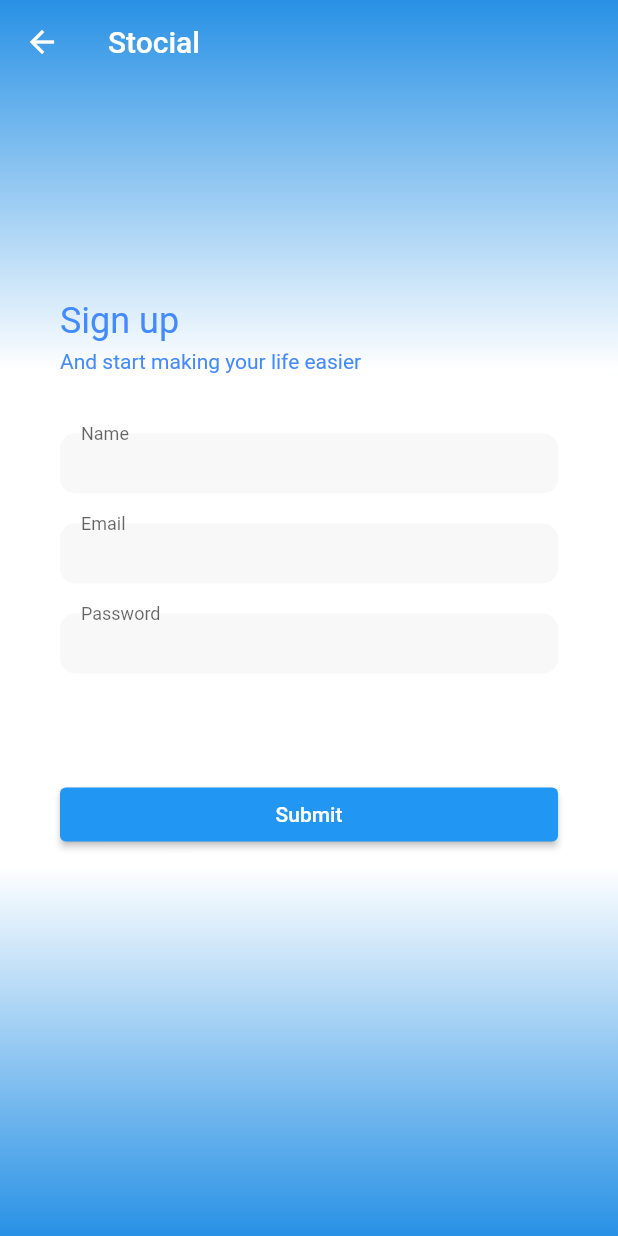
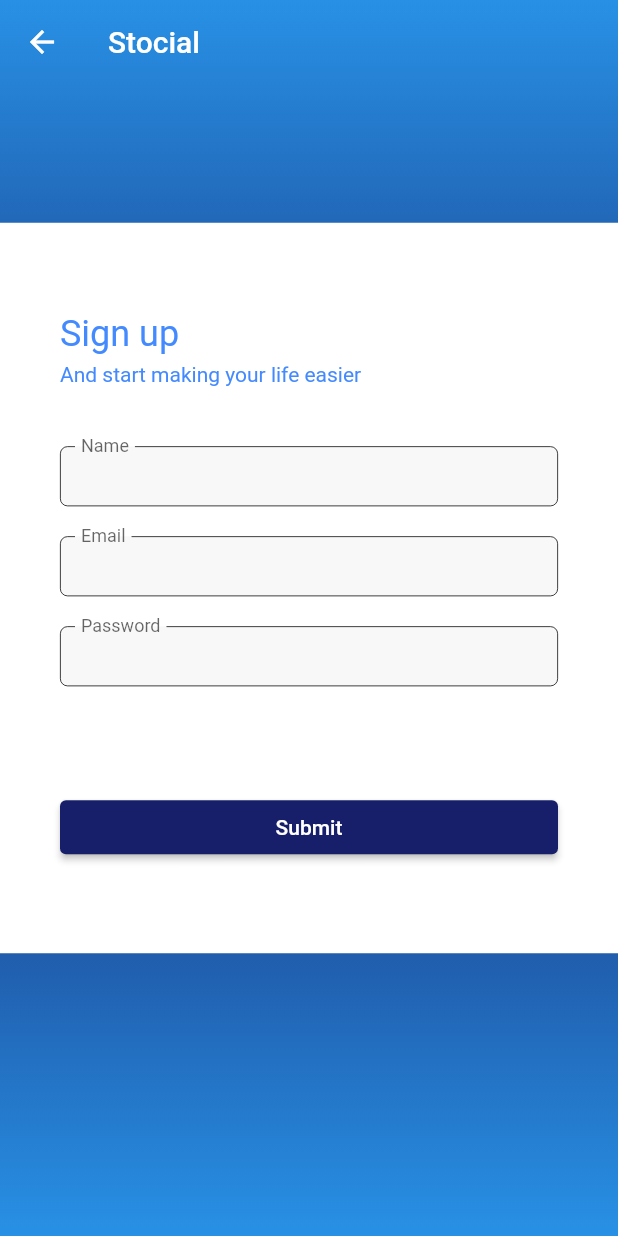
Before and after one commit to vini2001/stocial, a Flutter app: the screen it shows after launch, after a tap on "Sign Up", on a phone screen of 412 x 824 dp. Run offline on Flutter 3.47's test engine with Material 2 defaults, Android fonts, the light colour scheme and no system bars; our stand-ins replace cloud_firestore, cloud_functions, firebase_auth, firebase_core, flutter_secure_storage, webview_flutter; accounts and stored records are empty; network calls fail.

Commit message:
colors changes

```diff
--- /dev/null
+++ b/lib/constants/colors.dart
@@ -0,0 +1,36 @@
+import 'package:flutter/material.dart';
+
+const colorPrimary = Color(0xFF171F6A);
+const colorLight = Color(0xFF2891E5);
+
+const MaterialColor appColorSwatch = MaterialColor(
+  0xFF171F6A,
+  <int, Color>{
+    50: Color(0xFF747DD9),
+    100: Color(0xFF4F5AC2),
+    200: Color(0xFF333D99),
+    300: Color(0xFF242D86),
+    400: Color(0xFF1B2372),
+    500: Color(0xFF171F6A),
+    600: Color(0xFF171F6A),
+    700: Color(0xFF171F6A),
+    800: Color(0xFF171F6A),
+    900: Color(0xFF171F6A),
+  },
+);
+
+
+const backgroundGradient = LinearGradient(
+  stops: [
+    0, 0.5, 0.5, 1
+  ],
+  begin: Alignment.topCenter,
+  end: Alignment.bottomCenter,
+  colors: <Color>[
+    colorLight,
+    colorPrimary,
+    colorPrimary,
+    colorLight,
+  ], // red to yellow
+  tileMode: TileMode.clamp, // repeats the gradient over the canvas
+);
--- a/lib/login_screen.dart
+++ b/lib/login_screen.dart
@@ -3,6 +3,8 @@ import 'package:cloud_firestore/cloud_firestore.dart';
 import 'package:firebase_auth/firebase_auth.dart';
 import 'package:flutter/cupertino.dart';
 import 'package:flutter/material.dart';
+import 'package:stocial/constants/colors.dart';
+import 'package:stocial/widgets/stocial_button.dart';
 import 'package:stocial/widgets/stocial_text_field.dart';
 import 'package:stocial/collections.dart';
 import 'package:stocial/main.dart';
@@ -55,26 +57,16 @@ class LoginState extends BaseState<LoginScreen> {
             width: MediaQuery.of(context).size.width,
             height: MediaQuery.of(context).size.height,
             decoration: const BoxDecoration(
-              gradient: LinearGradient(
-                stops: [
-                  0, 0.15, 0.70, 1
-                ],
-                begin: Alignment.topCenter,
-                end: Alignment.bottomCenter,
-                colors: <Color>[
-                  Color(0xFF2891E5),
-                  Colors.white,
-                  Colors.white,
-                  Color(0xFF2891E5),
-                ], // red to yellow
-                tileMode: TileMode.clamp, // repeats the gradient over the canvas
-              ),
+              gradient: backgroundGradient,
             ),
           ),
           Container(
             alignment: Alignment.center,
             child: Container(
-              padding: EdgeInsets.only(left: 40, right: 40, bottom: 90),
+              width: MediaQuery.of(context).size.width > 600 ? 600 : MediaQuery.of(context).size.width,
+              color: Colors.white,
+              padding: EdgeInsets.only(left: 40, right: 40, bottom: 60, top: 60),
+              margin: EdgeInsets.only(bottom: 40),
               // color: Colors.white,
               child: Column(
                 mainAxisAlignment: MainAxisAlignment.center,
@@ -84,7 +76,7 @@ class LoginState extends BaseState<LoginScreen> {
                     alignment: Alignment.centerLeft,
                     child: Text('Welcome to Stocial!',
                         style: TextStyle(
-                            color: Colors.blueAccent,
+                            color: colorPrimary,
                             decoration: TextDecoration.none,
                             fontSize: 24
                         )
@@ -95,7 +87,7 @@ class LoginState extends BaseState<LoginScreen> {
                     alignment: Alignment.centerLeft,
                     child: Text('Your investment buddy',
                         style: TextStyle(
-                            color: Colors.blueAccent,
+                            color: colorPrimary,
                             decoration: TextDecoration.none,
                             fontSize: 14
                         )
@@ -114,14 +106,9 @@ class LoginState extends BaseState<LoginScreen> {
                     controller: passwordController,
                   ),
                   Container(height: 10),
-                  Container(
-                    width: double.infinity,
-                    child: ElevatedButton(
-                        onPressed: () {
-                          login();
-                        },
-                        child: Text("Login")
-                    ),
+                  StocialButton(
+                    text: 'Login',
+                    onPressed: () => login(),
                   ),
                   TextButton(
                       onPressed: () {
--- a/lib/main.dart
+++ b/lib/main.dart
@@ -1,6 +1,7 @@
 import 'package:cloud_firestore/cloud_firestore.dart';
 import 'package:firebase_auth/firebase_auth.dart';
 import 'package:flutter/material.dart';
+import 'package:stocial/constants/colors.dart';
 import 'package:stocial/login_screen.dart';
 import 'package:stocial/splash_screen.dart';
 import 'package:stocial/td_ameritrade_consumer_key_screen.dart';
@@ -30,8 +31,9 @@ class MyApp extends StatelessWidget {
     return MaterialApp(
       title: 'Stocial',
       theme: ThemeData(
-        primarySwatch: Colors.blue,
+        primarySwatch: appColorSwatch
       ),
+      debugShowCheckedModeBanner: false,
       initialRoute: Routes.splash,
       onGenerateRoute: (settings) {
 
--- a/lib/signup_screen.dart
+++ b/lib/signup_screen.dart
@@ -7,6 +7,7 @@ import 'package:stocial/collections.dart';
 import 'package:stocial/main.dart';
 
 import 'base_state.dart';
+import 'constants/colors.dart';
 import 'widgets/stocial_text_field.dart';
 
 class SignUpScreen extends StatefulWidget {
@@ -38,27 +39,16 @@ class SignUpState extends BaseState<SignUpScreen> {
             width: MediaQuery.of(context).size.width,
             height: MediaQuery.of(context).size.height,
             decoration: const BoxDecoration(
-              gradient: LinearGradient(
-                stops: [
-                  0, 0.3, 0.70, 1
-                ],
-                begin: Alignment.topCenter,
-                end: Alignment.bottomCenter,
-                colors: <Color>[
-                  Color(0xFF2891E5),
-                  Colors.white,
-                  Colors.white,
-                  Color(0xFF2891E5),
-                ], // red to yellow
-                tileMode: TileMode.clamp, // repeats the gradient over the canvas
-              ),
+              gradient: backgroundGradient,
             ),
           ),
           Container(
-            alignment: Alignment.topCenter,
+            alignment: Alignment.center,
             child: Container(
-              padding: EdgeInsets.only(left: 40, right: 40, top: 200),
-              // color: Colors.white,
+              width: MediaQuery.of(context).size.width > 600 ? 600 : MediaQuery.of(context).size.width,
+              color: Colors.white,
+              padding: EdgeInsets.only(left: 40, right: 40, bottom: 60, top: 60),
+              margin: EdgeInsets.only(bottom: 40),
               child: Column(
                 mainAxisAlignment: MainAxisAlignment.center,
                 mainAxisSize: MainAxisSize.min,
--- a/lib/wallet_screen.dart
+++ b/lib/wallet_screen.dart
@@ -8,6 +8,7 @@ import 'package:firebase_auth/firebase_auth.dart';
 import 'package:flutter/material.dart';
 import 'package:flutter_secure_storage/flutter_secure_storage.dart';
 import 'package:stocial/base_state.dart';
+import 'package:stocial/constants/colors.dart';
 import 'package:stocial/model/asset.dart';
 import 'package:stocial/model/ticker.dart';
 
@@ -63,16 +64,6 @@ class WalletState extends BaseState<WalletScreen> {
         width: double.infinity,
         child: Column(
           children: [
-            Container(
-              width: double.infinity,
-              color: Colors.blue,
-              padding: EdgeInsets.only(top: 0, right: 8, bottom: 8, left: 8),
-              child: Row(
-                children: [
-                  _getUsdBrlWidget()
-                ],
-              ),
-            ),
             if(loading) Padding(
               padding: EdgeInsets.only(top: 20),
               child: CircularProgressIndicator(),
@@ -102,13 +93,23 @@ class WalletState extends BaseState<WalletScreen> {
                   child: _buildWalletList(wallet),
                 )
             ),
+            Container(
+              width: double.infinity,
+              color: colorPrimary,
+              padding: EdgeInsets.only(right: 8, bottom: 5, top: 8, left: 8),
+              margin: EdgeInsets.only(top: 20),
+              child: Row(
+                children: [
+                  _getUsdBrlWidget()
+                ],
+              ),
+            )
           ],
         ),
       ),
       appBar: AppBar(
         elevation: 0,
         title: Container(
-          margin: EdgeInsets.only(left: 40),
           alignment: Alignment.center,
           width: double.infinity,
           child: Text('Stocial'),
@@ -385,6 +386,7 @@ class WalletState extends BaseState<WalletScreen> {
         groupsNames: wallet.getGroupsNames() ?? [],
         groupsInfo: wallet.getGroupsTotals(),
         groupSize: (String groupIndex) => wallet.getGroupSize(groupIndex) ?? 0,
+        color: colorPrimary,
         columns: ['Ticker', 'Price', 'Qtt', 'Total'],
         valueFor: ({required int columnIndex, required String groupKey, required int itemIndex}) {
           Asset? asset = wallet.getAsset(groupKey, itemIndex);
--- a/lib/widgets/grouped_list.dart
+++ b/lib/widgets/grouped_list.dart
@@ -1,5 +1,6 @@
 import 'package:flutter/cupertino.dart';
 import 'package:flutter/material.dart';
+import 'package:stocial/constants/colors.dart';
 
 class StocialGroupedList extends StatefulWidget {
 
@@ -9,8 +10,9 @@ class StocialGroupedList extends StatefulWidget {
   final List<String> columns;
   final String Function({required String groupKey, required int itemIndex, required int columnIndex}) valueFor;
   final bool Function({required String groupKey, required int itemIndex})? isVisible;
+  final Color color;
 
-  StocialGroupedList({required this.groupsNames, required this.groupSize, required this.columns, required this.valueFor, this.isVisible, this.groupsInfo});
+  StocialGroupedList({required this.groupsNames, required this.groupSize, required this.columns, required this.valueFor, this.isVisible, this.groupsInfo, this.color = Colors.black});
 
   @override
   State<StatefulWidget> createState() {
@@ -52,7 +54,7 @@ class StocialGroupedListState extends State<StocialGroupedList> {
                 width: 50,
                 padding: EdgeInsets.symmetric(horizontal: 8),
                 decoration: BoxDecoration(
-                  color: Colors.blue,
+                  color: widget.color,
                   borderRadius: BorderRadius.only(
                     topLeft: Radius.circular(10),
                     bottomLeft: Radius.circular(10),
@@ -66,7 +68,7 @@ class StocialGroupedListState extends State<StocialGroupedList> {
                       Container(
                         padding: EdgeInsets.symmetric(vertical: 12, horizontal: 15),
                         decoration: BoxDecoration(
-                            color: Colors.blue,
+                            color: widget.color,
                             borderRadius: BorderRadius.only(
                               topRight: Radius.circular(10),
                             )
@@ -125,8 +127,9 @@ class StocialGroupedListState extends State<StocialGroupedList> {
                     padding: EdgeInsets.all(10),
                     margin: EdgeInsets.only(top: 10),
                     decoration: BoxDecoration(
-                        color: Colors.lightBlue,
-                        borderRadius: BorderRadius.vertical(top: Radius.circular(10))
+                        color: colorPrimary,
+                        borderRadius: BorderRadius.vertical(top: Radius.circular(10)),
+                      border: Border.all(color: Colors.black45, width: 1.4)
                     ),
                     child: Row(
                       children: [
@@ -153,7 +156,7 @@ class StocialGroupedListState extends State<StocialGroupedList> {
                       ],
                     ),
                   ),
-                  color: Colors.blue,
+                  color: widget.color,
                 ),
                 Flexible(
                   child: StocialList(
@@ -236,7 +239,7 @@ class StocialList extends StatelessWidget {
         itemCount: lenght,
         itemBuilder: (context, index) {
           return Container(
-            color: index % 2 == 0 ? Colors.blue[50] : Colors.white,
+            color: index % 2 == 0 ? Color(0x07000000) : Colors.white,
             child: Column(
               children: [
                 if(isVisible == null || isVisible!(index)) Container(
--- /dev/null
+++ b/lib/widgets/stocial_button.dart
@@ -0,0 +1,23 @@
+import 'package:flutter/cupertino.dart';
+import 'package:flutter/material.dart';
+
+class StocialButton extends StatelessWidget {
+
+  StocialButton({required this.text, this.onPressed});
+  final String text;
+  final Function()? onPressed;
+
+  @override
+  Widget build(BuildContext context) {
+    return Container(
+      width: double.infinity,
+      margin: EdgeInsets.only(bottom: 10),
+      height: 38,
+      child: ElevatedButton(
+        onPressed: onPressed,
+        child: Text("Login"),
+      ),
+    );
+  }
+
+}
--- a/lib/widgets/stocial_text_field.dart
+++ b/lib/widgets/stocial_text_field.dart
@@ -9,8 +9,9 @@ class StocialTextField extends StatelessWidget{
   final bool? obscureText;
   final Function(String?)? onChanged;
   final Key? textFieldKey;
+  final double borderRadius;
 
-  StocialTextField({this.controller, required this.labelText, this.keyboardType, this.obscureText, this.onChanged, this.textFieldKey});
+  StocialTextField({this.controller, required this.labelText, this.keyboardType, this.obscureText, this.onChanged, this.textFieldKey, this.borderRadius = 5});
 
   @override
   Widget build(BuildContext context) {
@@ -29,16 +30,16 @@ class StocialTextField extends StatelessWidget{
           floatingLabelBehavior: FloatingLabelBehavior.always,
           labelText: labelText,
           border: OutlineInputBorder(
-              borderRadius: BorderRadius.all(Radius.circular(10)),
-              borderSide: BorderSide(style: BorderStyle.none)
+              borderRadius: BorderRadius.all(Radius.circular(borderRadius)),
+              borderSide: BorderSide(style: BorderStyle.solid, width: 0.5),
           ),
           enabledBorder: OutlineInputBorder(
-              borderRadius: BorderRadius.all(Radius.circular(10)),
-              borderSide: BorderSide(style: BorderStyle.none)
+              borderRadius: BorderRadius.all(Radius.circular(borderRadius)),
+              borderSide: BorderSide(style: BorderStyle.solid, width: 0.5),
           ),
           focusedBorder: OutlineInputBorder(
-              borderRadius: BorderRadius.all(Radius.circular(10)),
-              borderSide: BorderSide(style: BorderStyle.none)
+              borderRadius: BorderRadius.all(Radius.circular(borderRadius)),
+              borderSide: BorderSide(style: BorderStyle.solid, width: 0.5),
           ),
           fillColor: Color(0x07000000),
         ),
```
